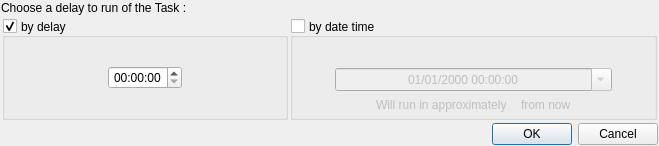
Before: the Qt Designer form ui/getDelayDialog.ui in AmirHammouteneEI/ScheduledPasteAndKeys, drawn with Qt 5.
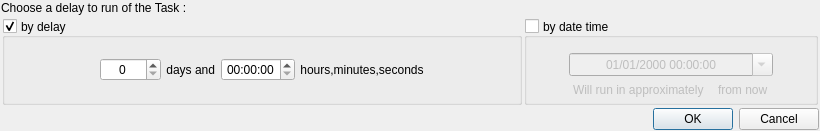
After: the same form once the commit is applied.

```diff
--- a/ui/getDelayDialog.ui
+++ b/ui/getDelayDialog.ui
@@ -9,8 +9,8 @@
    <rect>
     <x>0</x>
     <y>0</y>
-    <width>659</width>
-    <height>146</height>
+    <width>820</width>
+    <height>131</height>
    </rect>
   </property>
   <property name="windowTitle">
@@ -84,6 +84,21 @@
          <bool>true</bool>
         </property>
         <layout class="QHBoxLayout" name="horizontalLayout_2">
+         <property name="spacing">
+          <number>2</number>
+         </property>
+         <property name="leftMargin">
+          <number>1</number>
+         </property>
+         <property name="topMargin">
+          <number>1</number>
+         </property>
+         <property name="rightMargin">
+          <number>1</number>
+         </property>
+         <property name="bottomMargin">
+          <number>1</number>
+         </property>
          <item>
           <spacer name="horizontalSpacer">
            <property name="orientation">
@@ -100,6 +115,23 @@
            </property>
           </spacer>
          </item>
+         <item>
+          <widget class="QSpinBox" name="spinBox">
+           <property name="alignment">
+            <set>Qt::AlignCenter</set>
+           </property>
+           <property name="maximum">
+            <number>10000</number>
+           </property>
+          </widget>
+         </item>
+         <item>
+          <widget class="QLabel" name="label_3">
+           <property name="text">
+            <string> days and </string>
+           </property>
+          </widget>
+         </item>
          <item>
           <widget class="QTimeEdit" name="timeEdit">
            <property name="alignment">
@@ -110,6 +142,13 @@
            </property>
           </widget>
          </item>
+         <item>
+          <widget class="QLabel" name="label_5">
+           <property name="text">
+            <string> hours,minutes,seconds</string>
+           </property>
+          </widget>
+         </item>
          <item>
           <spacer name="horizontalSpacer_2">
            <property name="orientation">
```
